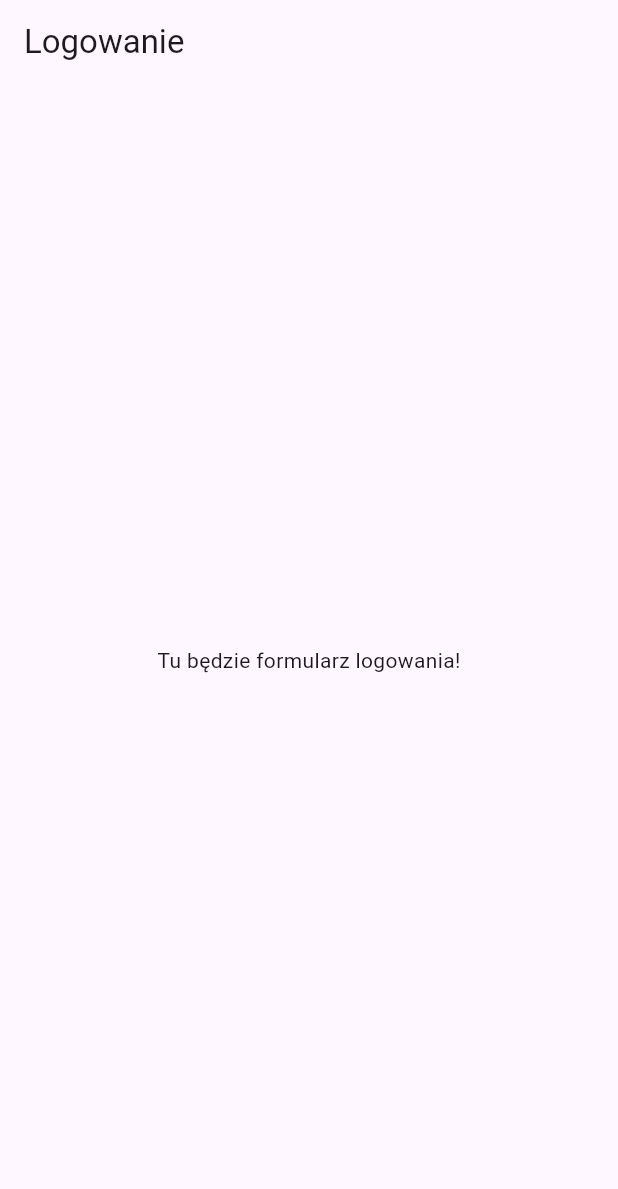
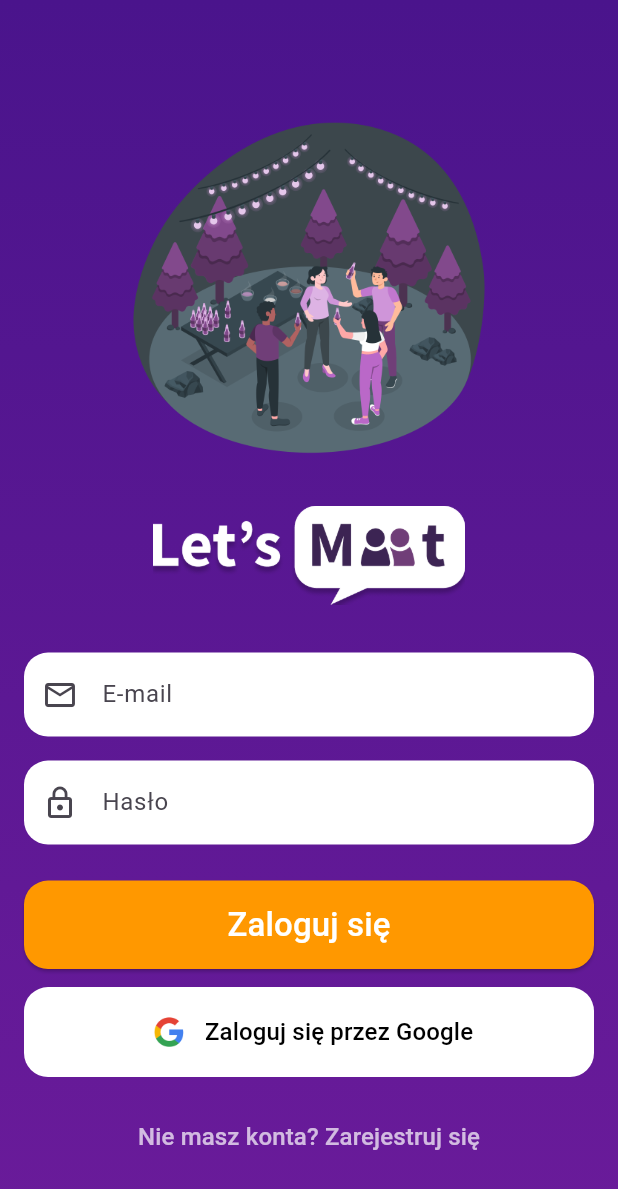
Before and after one commit to sentiww/lets-meet, a Flutter app: the screen it shows after launch, on a phone screen of 412 x 824 dp. Shown: the top 1189 px of the screen. Run offline on Flutter 3.47's test engine with Material 3 defaults, Android fonts, the phone set to English and light mode, and no system bars; our stand-ins replace flutter_riverpod, go_router.

Commit message:
added login, registration and main feed screens

```diff
--- a/lib/app.dart
+++ b/lib/app.dart
@@ -1,8 +1,12 @@
 import 'package:flutter/material.dart';
 import 'package:go_router/go_router.dart';
 import 'package:lets_meet/features/auth/login_screen.dart';
+import 'package:lets_meet/features/auth/register_screen.dart';
+import 'package:lets_meet/features/events/presentation/feed_screen.dart';
 
 class LetsMeetApp extends StatelessWidget {
+  const LetsMeetApp({super.key});
+
   @override
   Widget build(BuildContext context) {
     return MaterialApp.router(
@@ -19,8 +23,15 @@
   routes: [
     GoRoute(
       path: '/',
-      builder: (context, state) => LoginScreen(),
+      builder: (context, state) => const LoginScreen(),
     ),
-    // później dodasz resztę ekranów
+    GoRoute(
+      path: '/register',
+      builder: (context, state) => const RegisterScreen(),
+    ),
+    GoRoute(
+      path: '/feed',
+      builder: (context, state) => const FeedScreen(),
+    ),
   ],
 );
--- a/lib/features/auth/login_screen.dart
+++ b/lib/features/auth/login_screen.dart
@@ -1,13 +1,182 @@
 import 'package:flutter/material.dart';
+import 'package:go_router/go_router.dart';
 
 class LoginScreen extends StatelessWidget {
+  const LoginScreen({super.key});
+
   @override
   Widget build(BuildContext context) {
     return Scaffold(
-      appBar: AppBar(title: Text('Logowanie')),
-      body: Center(
-        child: Text('Tu będzie formularz logowania!'),
+      body: Container(
+        decoration: const BoxDecoration(
+          gradient: LinearGradient(
+            colors: [Color(0xFF4A148C), Color(0xFF6A1B9A)],
+            begin: Alignment.topCenter,
+            end: Alignment.bottomCenter,
+          ),
+        ),
+        padding: const EdgeInsets.all(16),
+        child: Center(
+          child: ConstrainedBox(
+            constraints: const BoxConstraints(maxWidth: 600),
+            child: const SingleChildScrollView(
+              child: _LoginContent(),
+            ),
+          ),
+        ),
       ),
     );
   }
 }
+
+class _LoginContent extends StatelessWidget {
+  const _LoginContent();
+
+  @override
+  Widget build(BuildContext context) {
+    final double screenHeight = MediaQuery.of(context).size.height;
+
+    final double illustrationHeight = (screenHeight * 0.3).clamp(240, 400);
+    final double logoHeight = (screenHeight * 0.08).clamp(50, 80);
+
+    return Column(
+      children: [
+        AnimatedOpacity(
+          opacity: 1,
+          duration: const Duration(milliseconds: 600),
+          child: Padding(
+            padding: const EdgeInsets.symmetric(vertical: 24),
+            child: Image.asset(
+              'assets/images/login_illustration.png',
+              height: illustrationHeight,
+              fit: BoxFit.contain,
+            ),
+          ),
+        ),
+        AnimatedOpacity(
+          opacity: 1,
+          duration: const Duration(milliseconds: 800),
+          child: Image.asset(
+            'assets/images/appLogo.png',
+            height: logoHeight,
+          ),
+        ),
+        const SizedBox(height: 32),
+        const _LoginForm(),
+      ],
+    );
+  }
+}
+
+class _LoginForm extends StatelessWidget {
+  const _LoginForm();
+
+  @override
+  Widget build(BuildContext context) {
+    return Column(
+      children: [
+        const _InputField(
+          hintText: 'E-mail',
+          icon: Icons.email_outlined,
+        ),
+        const SizedBox(height: 16),
+        const _InputField(
+          hintText: 'Hasło',
+          icon: Icons.lock_outline,
+          obscureText: true,
+        ),
+        const SizedBox(height: 24),
+        SizedBox(
+          width: double.infinity,
+          child: ElevatedButton(
+            style: ElevatedButton.styleFrom(
+              backgroundColor: Colors.orange,
+              shape: RoundedRectangleBorder(
+                borderRadius: BorderRadius.circular(16),
+              ),
+              padding: const EdgeInsets.symmetric(vertical: 14),
+            ),
+            onPressed: () {
+              context.go('/feed');
+            },
+            child: const Text(
+              'Zaloguj się',
+              style: TextStyle(fontSize: 22, color: Colors.white),
+            ),
+          ),
+        ),
+        const SizedBox(height: 12),
+        SizedBox(
+          width: double.infinity,
+          child: OutlinedButton.icon(
+            onPressed: () {},
+            icon: Image.asset(
+              'assets/images/logo_google_g_icon.png',
+              height: 32,
+            ),
+            label: const Text(
+              'Zaloguj się przez Google',
+              style: TextStyle(
+                color: Colors.black,
+                fontSize: 16,
+              ),
+            ),
+            style: OutlinedButton.styleFrom(
+              backgroundColor: Colors.white,
+              shape: RoundedRectangleBorder(
+                borderRadius: BorderRadius.circular(16),
+              ),
+              side: BorderSide.none,
+              padding: const EdgeInsets.symmetric(vertical: 14),
+            ),
+          ),
+        ),
+        const SizedBox(height: 16),
+        TextButton(
+          onPressed: () {
+            context.go('/register');
+          },
+          child: const Text(
+            'Nie masz konta? Zarejestruj się',
+            style: TextStyle(
+              color: Colors.white70,
+              fontSize: 16,
+            ),
+          ),
+        ),
+      ],
+    );
+  }
+}
+
+class _InputField extends StatelessWidget {
+  final String hintText;
+  final IconData icon;
+  final bool obscureText;
+
+  const _InputField({
+    required this.hintText,
+    required this.icon,
+    this.obscureText = false,
+  });
+
+  @override
+  Widget build(BuildContext context) {
+    return TextField(
+      obscureText: obscureText,
+      style: const TextStyle(color: Colors.black, fontSize: 16),
+      decoration: InputDecoration(
+        hintText: hintText,
+        hintStyle: const TextStyle(fontSize: 16),
+        prefixIcon: Icon(icon),
+        fillColor: Colors.white,
+        filled: true,
+        contentPadding: const EdgeInsets.symmetric(horizontal: 20, vertical: 16),
+        border: OutlineInputBorder(
+          borderRadius: BorderRadius.circular(16),
+          borderSide: BorderSide.none,
+        ),
+      ),
+    );
+  }
+}
--- a/pubspec.yaml
+++ b/pubspec.yaml
@@ -34,3 +34,9 @@
 
 flutter:
   uses-material-design: true
+  assets:
+    - assets/images/login_illustration.png
+    - assets/images/appLogo.png
+    - assets/images/appLogoDark.png
+    - assets/images/logo_google_g_icon.png
+    - assets/images/eventPhotoDefault.png
```
Also changed, not shown: lib/features/auth/register_screen.dart (added, +141 -0 lines), lib/features/events/presentation/feed_screen.dart (added, +200 -0 lines), assets/images/appLogo.png (added), assets/images/appLogoDark.png (added), assets/images/eventPhotoDefault.png (added), assets/images/login_illustration.png (added), assets/images/logo_google_g_icon.png (added), pubspec.lock, 5 other files.
